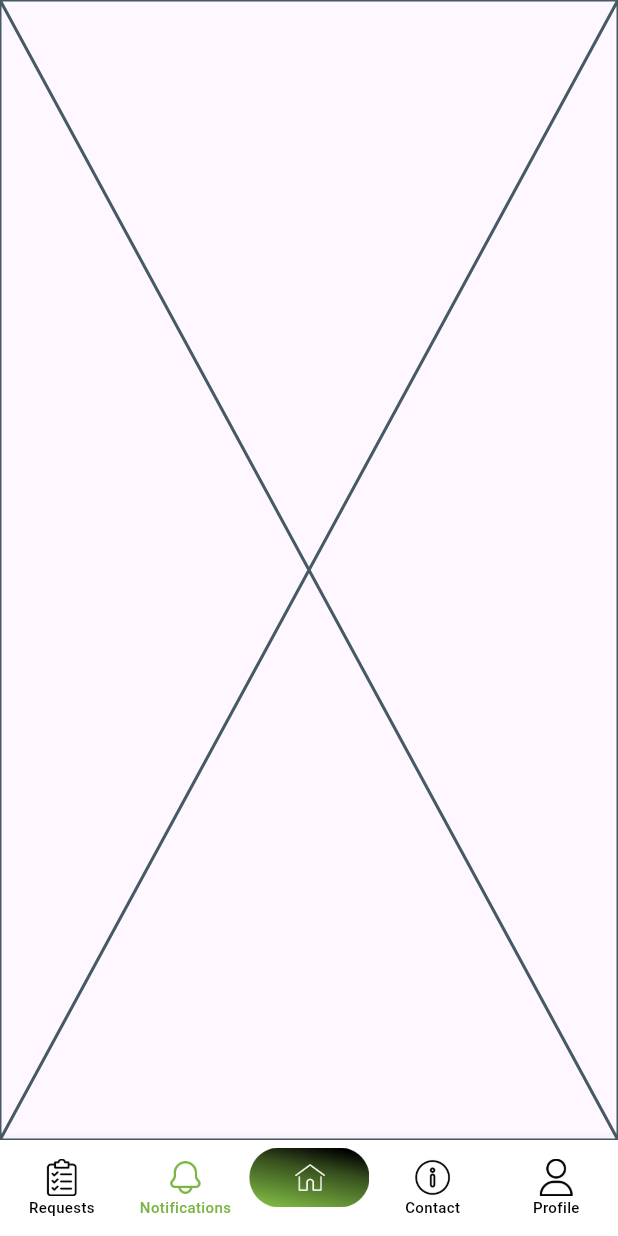
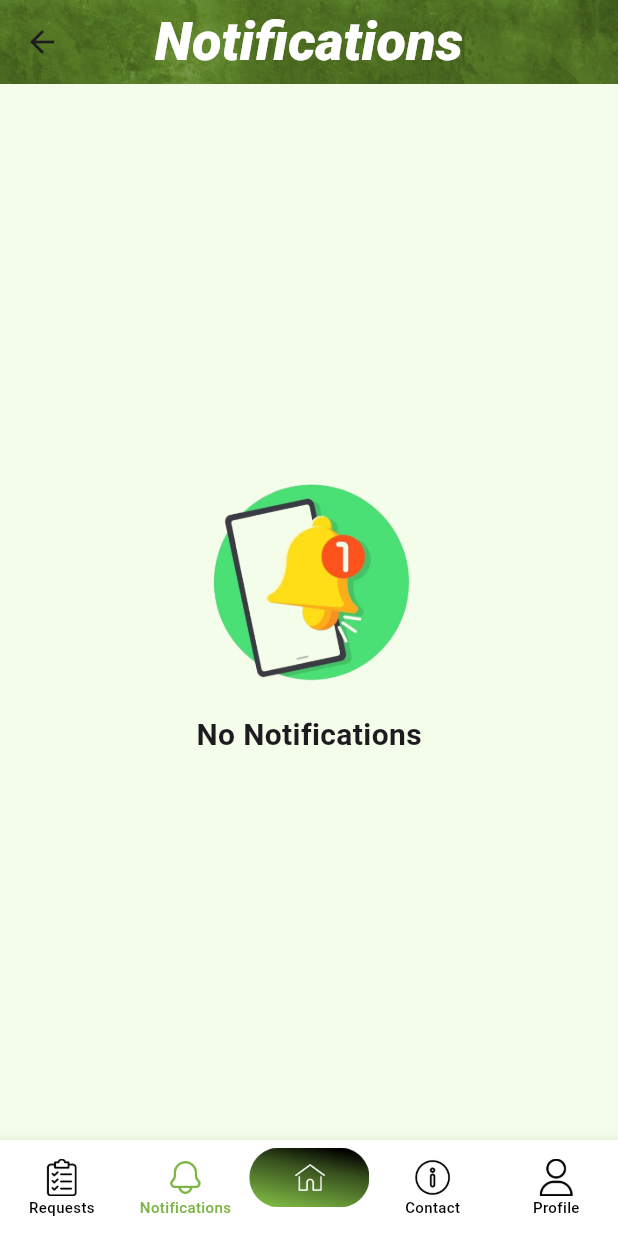
Before and after one commit to ZouheirN/nurse-app, a Flutter app: the Navbar screen opened by its route, item 2 of the bottom bar chosen, on a phone screen of 412 x 824 dp. Run offline on Flutter 3.47's test engine with Material 3 defaults, Android fonts, the phone set to English and light mode, and no system bars; our stand-ins replace auto_size_text, bloc, cached_network_image, device_preview, dio, dots_indicator and 17 more; missing offline and left inert: cached_network_image_platform_interface, file_saver, intrinsic_size_builder, onesignal_flutter; accounts and stored records are empty; network calls fail.

Commit message:
notifications page

```diff
--- a/lib/main.dart
+++ b/lib/main.dart
@@ -22,6 +22,7 @@ import 'package:nurse_app/pages/user/edit_profile_page.dart';
 import 'package:nurse_app/pages/user/forgot_password_page.dart';
 import 'package:nurse_app/pages/user/login_page.dart';
 import 'package:nurse_app/pages/user/navbar.dart';
+import 'package:nurse_app/pages/user/notifications_page.dart';
 import 'package:nurse_app/pages/user/request_details_page.dart';
 import 'package:nurse_app/pages/user/signup_page.dart';
 import 'package:nurse_app/pages/user/splash_screen.dart';
@@ -198,6 +199,7 @@ class _MyAppState extends State<MyApp> {
         },
         '/adminSettings': (context) => const AdminSettingsPage(),
         '/sendNotification': (context) => const SendNotificationPage(),
+        '/notifications': (context) => const NotificationsPage(),
       },
     );
   }
--- a/lib/pages/user/navbar.dart
+++ b/lib/pages/user/navbar.dart
@@ -1,6 +1,7 @@
 import 'package:flutter/material.dart';
 import 'package:nurse_app/pages/user/history_page.dart';
 import 'package:nurse_app/pages/user/home_page.dart';
+import 'package:nurse_app/pages/user/notifications_page.dart';
 import 'package:nurse_app/pages/user/settings_page.dart';
 import 'package:nurse_app/pages/user/social_profiles_page.dart';
 
@@ -15,7 +16,7 @@ class _NavbarState extends State<Navbar> {
   int myIndex = 2; // Default to HomePage index
   List<Widget> widgetList = [
     const HistoryPage(),
-    const Placeholder(),
+    const NotificationsPage(),
     const HomePage(),
     SocialProfilesPage(),
     const SettingsPage(),
--- /dev/null
+++ b/lib/pages/user/notifications_page.dart
@@ -0,0 +1,49 @@
+import 'package:flutter/material.dart';
+
+class NotificationsPage extends StatelessWidget {
+  const NotificationsPage({super.key});
+
+  @override
+  Widget build(BuildContext context) {
+    return Scaffold(
+      appBar: AppBar(
+        title: const Text(
+          'Notifications',
+          style: TextStyle(
+            fontSize: 36,
+            fontWeight: FontWeight.w800,
+            color: Colors.white,
+            fontStyle: FontStyle.italic,
+          ),
+        ),
+        centerTitle: true,
+        flexibleSpace: const Image(
+          image: AssetImage('assets/images/header_background.png'),
+          fit: BoxFit.cover,
+        ),
+        backgroundColor: Colors.transparent,
+      ),
+      backgroundColor: const Color(0xFFF3FDE9),
+      body: Center(
+        child: Column(
+          mainAxisAlignment: MainAxisAlignment.center,
+          children: [
+            Image.asset(
+              'assets/images/notification3.png',
+              width: 150,
+              height: 150,
+            ),
+            const SizedBox(height: 14),
+            const Text(
+              'No Notifications',
+              style: TextStyle(
+                fontSize: 20,
+                fontWeight: FontWeight.w600,
+              ),
+            ),
+          ],
+        ),
+      ),
+    );
+  }
+}
--- a/lib/pages/user/settings_page.dart
+++ b/lib/pages/user/settings_page.dart
@@ -252,9 +252,12 @@ class SettingsPage extends StatelessWidget {
                       color: const Color.fromRGBO(255, 255, 255, 1),
                       child: Column(
                         children: [
-                          const ListTile(
+                          ListTile(
                             dense: true,
-                            title: Text(
+                            onTap: () {
+                              Navigator.pushNamed(context, '/notifications');
+                            },
+                            title: const Text(
                               'Account Details',
                               style: TextStyle(
                                 fontSize: 13,
--- a/pubspec.yaml
+++ b/pubspec.yaml
@@ -41,6 +41,7 @@ dependencies:
   file_saver: ^0.2.14
   flutter_carousel_widget: ^3.1.0
   dots_indicator: ^4.0.1
+  badges: ^3.1.2
 
 dev_dependencies:
   flutter_test:
```
Also changed, not shown: pubspec.lock.
